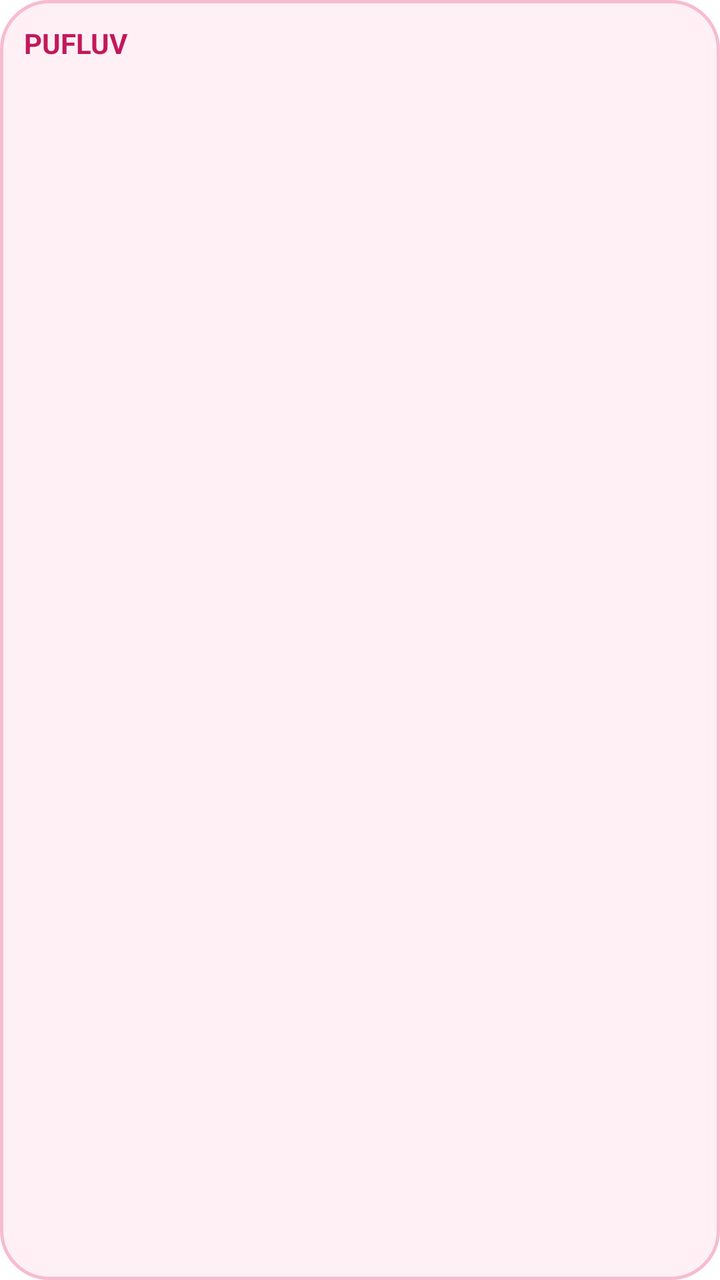
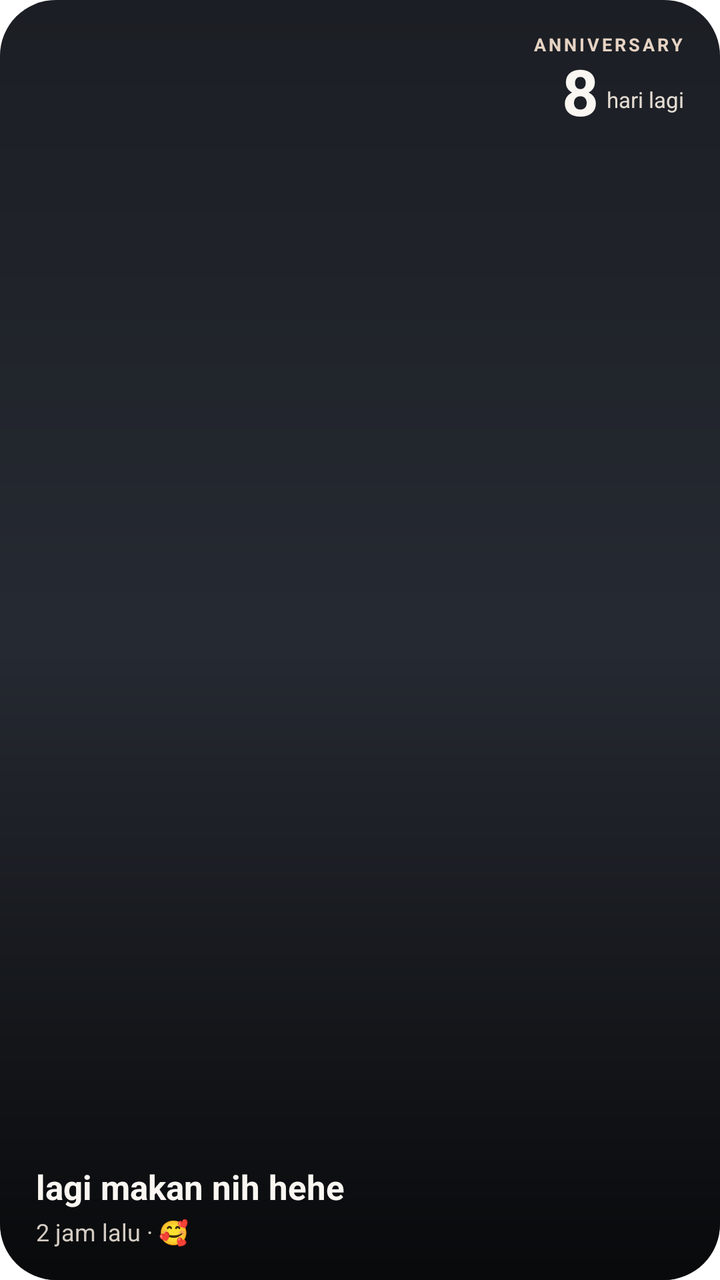

Screens rendered from an Android XML layout before and after an edit, with the pre-edit source and the edit as a unified diff.
<!-- AndroidManifest.xml: fallback theme Theme.MaterialComponents.DayNight.NoActionBar -->
<!-- res/layout/pufluv_widget_layout.xml -->
<?xml version="1.0" encoding="utf-8"?>
<LinearLayout xmlns:android="http://schemas.android.com/apk/res/android"
    android:id="@+id/widget_container"
    android:layout_width="match_parent"
    android:layout_height="match_parent"
    android:background="@drawable/widget_bg"
    android:orientation="vertical"
    android:padding="12dp">

    
    <LinearLayout
        android:layout_width="match_parent"
        android:layout_height="wrap_content"
        android:gravity="center_vertical"
        android:orientation="horizontal">

        <TextView
            android:id="@+id/widget_title"
            android:layout_width="0dp"
            android:layout_height="wrap_content"
            android:layout_weight="1"
            android:text="PUFLUV"
            android:textColor="#C2185B"
            android:textSize="14sp"
            android:textStyle="bold" />

        <TextView
            android:id="@+id/widget_countdown"
            android:layout_width="wrap_content"
            android:layout_height="wrap_content"
            android:text=""
            android:textColor="#E91E63"
            android:textSize="11sp"
            android:textStyle="bold" />
    </LinearLayout>

    
    <FrameLayout
        android:layout_width="match_parent"
        android:layout_height="0dp"
        android:layout_marginTop="6dp"
        android:layout_marginBottom="6dp"
        android:layout_weight="1">

        <ImageView
            android:id="@+id/widget_image"
            android:layout_width="match_parent"
            android:layout_height="match_parent"
            android:scaleType="centerCrop"
            android:contentDescription="Partner Moment" />

        
        <TextView
            android:id="@+id/widget_placeholder"
            android:layout_width="match_parent"
            android:layout_height="match_parent"
            android:gravity="center"
            android:text="Belum ada moment baru"
            android:textColor="#888888"
            android:textSize="12sp"
            android:visibility="gone" />
    </FrameLayout>

    
    <TextView
        android:id="@+id/widget_caption"
        android:layout_width="match_parent"
        android:layout_height="wrap_content"
        android:ellipsize="end"
        android:maxLines="2"
        android:text=""
        android:textColor="#333333"
        android:textSize="12sp" />
</LinearLayout>
<!-- resources referenced by this layout -->
<resources>
  <!-- drawable widget_bg (drawable) -->
  <?xml version="1.0" encoding="utf-8"?>
  <shape xmlns:android="http://schemas.android.com/apk/res/android"
      android:shape="rectangle">
      <solid android:color="#FFF0F5" />
      <corners android:radius="24dp" />
      <stroke android:width="1.5dp" android:color="#F8BBD0" />
  </shape>
</resources>

<!-- the commit's change to res/layout/pufluv_widget_layout.xml (unified diff, before → after) -->
@@ -1,74 +1,113 @@
 <?xml version="1.0" encoding="utf-8"?>
-<LinearLayout xmlns:android="http://schemas.android.com/apk/res/android"
+<FrameLayout xmlns:android="http://schemas.android.com/apk/res/android"
     android:id="@+id/widget_container"
     android:layout_width="match_parent"
     android:layout_height="match_parent"
-    android:background="@drawable/widget_bg"
-    android:orientation="vertical"
-    android:padding="12dp">
+    android:background="@drawable/widget_bg">
+
+    
+    <ImageView
+        android:id="@+id/widget_image"
+        android:layout_width="match_parent"
+        android:layout_height="match_parent"
+        android:scaleType="centerCrop"
+        android:contentDescription="Partner Moment" />
+
+    
+    <TextView
+        android:id="@+id/widget_placeholder"
+        android:layout_width="match_parent"
+        android:layout_height="match_parent"
+        android:gravity="center"
+        android:background="#252931"
+        android:text="PUFLUV\nBelum ada moment baru"
+        android:textColor="#E4DCD3"
+        android:textSize="13sp"
+        android:visibility="gone" />
+
+    
+    <View
+        android:layout_width="match_parent"
+        android:layout_height="match_parent"
+        android:background="@drawable/widget_scrim" />
+
+    
+    <LinearLayout
+        android:id="@+id/widget_countdown_container"
+        android:layout_width="wrap_content"
+        android:layout_height="wrap_content"
+        android:layout_gravity="top|end"
+        android:layout_marginTop="16dp"
+        android:layout_marginEnd="18dp"
+        android:gravity="end"
+        android:orientation="vertical">
+
+        <TextView
+            android:id="@+id/widget_event_title"
+            android:layout_width="wrap_content"
+            android:layout_height="wrap_content"
+            android:letterSpacing="0.15"
+            android:text="ANNIVERSARY"
+            android:textColor="#E6D3C3"
+            android:textSize="9sp"
+            android:textStyle="bold" />
+
+        <LinearLayout
+            android:layout_width="wrap_content"
+            android:layout_height="wrap_content"
+            android:gravity="bottom"
+            android:orientation="horizontal">
+
+            <TextView
+                android:id="@+id/widget_countdown_number"
+                android:layout_width="wrap_content"
+                android:layout_height="wrap_content"
+                android:includeFontPadding="false"
+                android:text="8"
+                android:textColor="#FAF6F1"
+                android:textSize="32sp"
+                android:textStyle="bold" />
+
+            <TextView
+                android:id="@+id/widget_countdown_label"
+                android:layout_width="wrap_content"
+                android:layout_height="wrap_content"
+                android:layout_marginStart="4dp"
+                android:layout_marginBottom="4dp"
+                android:text="hari lagi"
+                android:textColor="#E4DCD3"
+                android:textSize="11sp" />
+        </LinearLayout>
+    </LinearLayout>
 
     
     <LinearLayout
         android:layout_width="match_parent"
         android:layout_height="wrap_content"
-        android:gravity="center_vertical"
-        android:orientation="horizontal">
+        android:layout_gravity="bottom|start"
+        android:layout_marginStart="18dp"
+        android:layout_marginEnd="18dp"
+        android:layout_marginBottom="16dp"
+        android:orientation="vertical">
 
         <TextView
-            android:id="@+id/widget_title"
-            android:layout_width="0dp"
+            android:id="@+id/widget_caption"
+            android:layout_width="match_parent"
             android:layout_height="wrap_content"
-            android:layout_weight="1"
-            android:text="PUFLUV"
-            android:textColor="#C2185B"
-            android:textSize="14sp"
+            android:ellipsize="end"
+            android:maxLines="2"
+            android:text="lagi makan nih hehe"
+            android:textColor="#FAF6F1"
+            android:textSize="17sp"
             android:textStyle="bold" />
 
         <TextView
-            android:id="@+id/widget_countdown"
+            android:id="@+id/widget_time_ago"
             android:layout_width="wrap_content"
             android:layout_height="wrap_content"
-            android:text=""
-            android:textColor="#E91E63"
-            android:textSize="11sp"
-            android:textStyle="bold" />
+            android:layout_marginTop="3dp"
+            android:text="2 jam lalu · 🥰"
+            android:textColor="#D4CCC3"
+            android:textSize="12sp" />
     </LinearLayout>
-
-    
-    <FrameLayout
-        android:layout_width="match_parent"
-        android:layout_height="0dp"
-        android:layout_marginTop="6dp"
-        android:layout_marginBottom="6dp"
-        android:layout_weight="1">
-
-        <ImageView
-            android:id="@+id/widget_image"
-            android:layout_width="match_parent"
-            android:layout_height="match_parent"
-            android:scaleType="centerCrop"
-            android:contentDescription="Partner Moment" />
-
-        
-        <TextView
-            android:id="@+id/widget_placeholder"
-            android:layout_width="match_parent"
-            android:layout_height="match_parent"
-            android:gravity="center"
-            android:text="Belum ada moment baru"
-            android:textColor="#888888"
-            android:textSize="12sp"
-            android:visibility="gone" />
-    </FrameLayout>
-
-    
-    <TextView
-        android:id="@+id/widget_caption"
-        android:layout_width="match_parent"
-        android:layout_height="wrap_content"
-        android:ellipsize="end"
-        android:maxLines="2"
-        android:text=""
-        android:textColor="#333333"
-        android:textSize="12sp" />
-</LinearLayout>
+</FrameLayout>
<!-- resource entries referenced after the edit -->
@@ -4,9 +4,20 @@
   <?xml version="1.0" encoding="utf-8"?>
   <shape xmlns:android="http://schemas.android.com/apk/res/android"
       android:shape="rectangle">
-      <solid android:color="#FFF0F5" />
-      <corners android:radius="24dp" />
-      <stroke android:width="1.5dp" android:color="#F8BBD0" />
+      <solid android:color="#252931" />
+      <corners android:radius="28dp" />
+  </shape>
+  <!-- drawable widget_scrim (drawable) -->
+  <?xml version="1.0" encoding="utf-8"?>
+  <shape xmlns:android="http://schemas.android.com/apk/res/android"
+      android:shape="rectangle">
+      <gradient
+          android:type="linear"
+          android:angle="270"
+          android:startColor="#47000000"
+          android:centerColor="#00000000"
+          android:endColor="#C7000000" />
+      <corners android:radius="28dp" />
   </shape>
 </resources>
 
